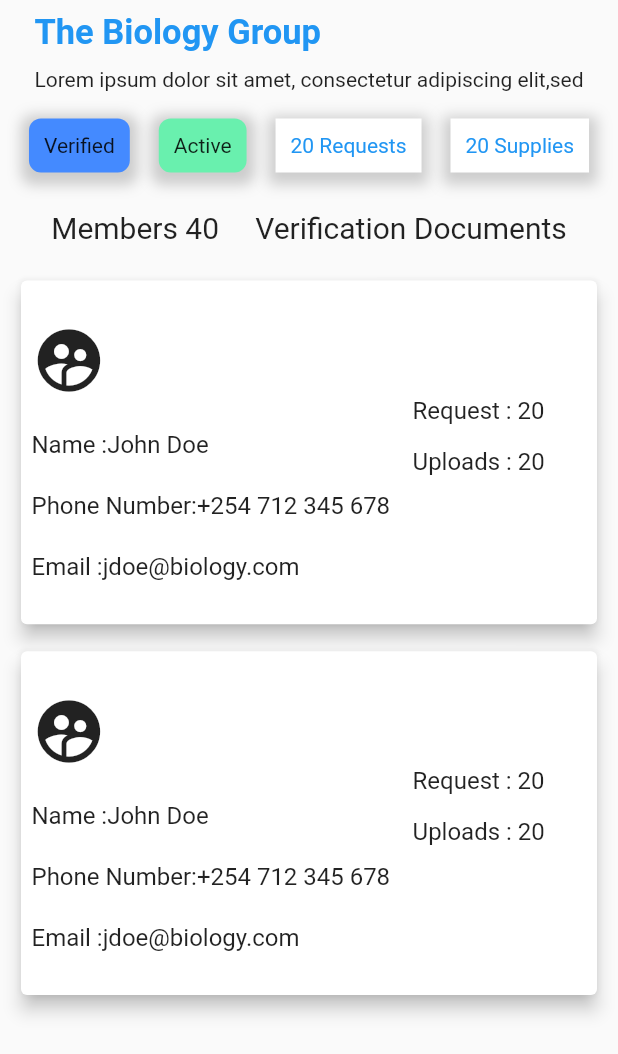
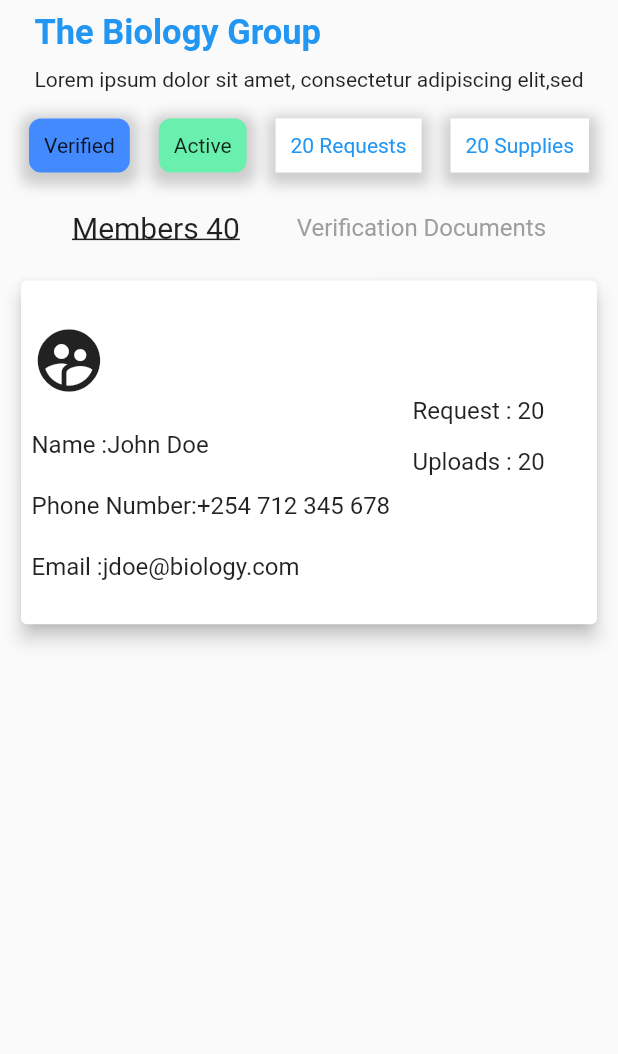
Before and after one commit to johnwanjema/Book_keepa, a Flutter app: the appBody screen opened directly, on a phone screen of 412 x 824 dp. Shown: the top 1054 px of the screen. Run offline on Flutter 3.47's test engine with Material 2 defaults, Android fonts, the phone set to English and light mode, and no system bars.

Commit message:
change layout for team details

```diff
--- a/lib/screens/teamDetails.dart
+++ b/lib/screens/teamDetails.dart
@@ -12,12 +12,13 @@ class TeamDetails extends StatelessWidget {
           Row(
             children: <Widget>[
               InkWell(
-                onTap:(){
+                onTap: () {
                   showSearch(context: context, delegate: Search());
-                } ,
-                child: Text('Search',style: TextStyle(
-                  fontSize: 23
-                ),),
+                },
+                child: Text(
+                  'Search',
+                  style: TextStyle(fontSize: 23),
+                ),
               ),
               IconButton(
                 onPressed: () {
@@ -128,9 +129,10 @@ class Search extends SearchDelegate {
   Widget buildSuggestions(BuildContext context) {
     return Container(
       child: Center(
-        child: Text('Search User Details',style: TextStyle(
-          fontSize: 23
-        ),),
+        child: Text(
+          'Search User Details',
+          style: TextStyle(fontSize: 23),
+        ),
       ),
     );
   }
@@ -146,10 +148,6 @@ class _appBodyState extends State<appBody> {
   Widget build(BuildContext context) {
     return Scaffold(
       body: Stack(
-        children: <Widget>[
-          Container(
-            // padding: EdgeInsets.all(8),
-            child: Row(
         children: <Widget>[
           Column(
             children: <Widget>[
@@ -194,8 +192,7 @@ class _appBodyState extends State<appBody> {
                             color: Colors.grey.withOpacity(0.5),
                             spreadRadius: 5,
                             blurRadius: 7,
-                                  offset: Offset(
-                                      0, 3), // changes position of shadow
+                            offset: Offset(0, 3), // changes position of shadow
                           ),
                         ],
                         borderRadius: BorderRadius.circular(8),
@@ -211,8 +208,7 @@ class _appBodyState extends State<appBody> {
                             color: Colors.grey.withOpacity(0.5),
                             spreadRadius: 5,
                             blurRadius: 7,
-                                  offset: Offset(
-                                      0, 3), // changes position of shadow
+                            offset: Offset(0, 3), // changes position of shadow
                           ),
                         ],
                         borderRadius: BorderRadius.circular(8),
@@ -228,8 +224,7 @@ class _appBodyState extends State<appBody> {
                             color: Colors.grey.withOpacity(0.5),
                             spreadRadius: 5,
                             blurRadius: 7,
-                                  offset: Offset(
-                                      0, 3), // changes position of shadow
+                            offset: Offset(0, 3), // changes position of shadow
                           ),
                         ],
                       ),
@@ -246,8 +241,7 @@ class _appBodyState extends State<appBody> {
                             color: Colors.grey.withOpacity(0.5),
                             spreadRadius: 5,
                             blurRadius: 7,
-                                  offset: Offset(
-                                      0, 3), // changes position of shadow
+                            offset: Offset(0, 3), // changes position of shadow
                           ),
                         ],
                       ),
@@ -272,107 +266,28 @@ class _appBodyState extends State<appBody> {
                   children: <Widget>[
                     Text(
                       'Members 40',
-                            style: TextStyle(fontSize: 20),
+                      style: TextStyle(fontSize: 20,
+                        decoration: TextDecoration.underline,
+                      ),
                     ),
                     Text(
                       'Verification Documents',
-                            style: TextStyle(fontSize: 20),
+                      style: TextStyle(fontSize: 16,color: Colors.grey),
                     ),
                   ],
                 ),
               ),
-                    Column(
+              Expanded(
+                child: SingleChildScrollView(
+                  child: ConstrainedBox(
+                    constraints: BoxConstraints(
+                      minWidth: MediaQuery.of(context).size.width,
+                    ),
+                    child: Wrap(
+                      alignment: WrapAlignment.center,
+                      runSpacing: 20.0, // distance between rows
+                      spacing: 30.0, // distance between chips
                       children: <Widget>[
-                        Container(
-                          padding: EdgeInsets.fromLTRB(10, 10, 10, 0),
-                          height: MediaQuery.of(context).size.height * .3,
-                          width: MediaQuery.of(context).size.width,
-                          child: Card(
-                            elevation: 5,
-                            child: Padding(
-                              padding: EdgeInsets.all(7),
-                              child: Stack(children: <Widget>[
-                                Row(
-                                  children: <Widget>[
-                                    Column(
-                                      mainAxisAlignment:
-                                          MainAxisAlignment.spaceEvenly,
-                                      crossAxisAlignment:
-                                          CrossAxisAlignment.start,
-                                      children: <Widget>[
-                                        Icon(
-                                          Icons.supervised_user_circle,
-                                          size: 50,
-                                        ),
-                                        Row(
-                                          children: <Widget>[
-                                            Text(
-                                              'Name :',
-                                              style: TextStyle(fontSize: 16),
-                                            ),
-                                            Text(
-                                              'John Doe',
-                                              style: TextStyle(fontSize: 16),
-                                            ),
-                                          ],
-                                        ),
-                                        Row(
-                                          children: <Widget>[
-                                            Text(
-                                              'Phone Number:',
-                                              style: TextStyle(fontSize: 16),
-                                            ),
-                                            Text(
-                                              '+254 712 345 678',
-                                              style: TextStyle(fontSize: 16),
-                                            ),
-                                          ],
-                                        ),
-                                        Row(
-                                          children: <Widget>[
-                                            Text(
-                                              'Email :',
-                                              style: TextStyle(fontSize: 16),
-                                            ),
-                                            Text(
-                                              'jdoe@biology.com',
-                                              style: TextStyle(fontSize: 16),
-                                            ),
-                                          ],
-                                        ),
-                                      ],
-                                    ),
-                                    SizedBox(
-                                      width: 15,
-                                    ),
-                                    Padding(
-                                      padding: const EdgeInsets.only(top: 70),
-                                      child: Column(
-                                        mainAxisAlignment:
-                                            MainAxisAlignment.start,
-                                        crossAxisAlignment:
-                                            CrossAxisAlignment.start,
-                                        children: <Widget>[
-                                          Text(
-                                            'Request : 20',
-                                            style: TextStyle(fontSize: 16),
-                                          ),
-                                          SizedBox(
-                                            height: 15,
-                                          ),
-                                          Text(
-                                            'Uploads : 20',
-                                            style: TextStyle(fontSize: 16),
-                                          ),
-                                        ],
-                                      ),
-                                    )
-                                  ],
-                                ),
-                              ]),
-                            ),
-                          ),
-                        ),
                         Container(
                           padding: EdgeInsets.fromLTRB(10, 10, 10, 0),
                           height: MediaQuery.of(context).size.height * .3,
@@ -465,10 +380,13 @@ class _appBodyState extends State<appBody> {
                         ),
                       ],
                     ),
+                  ),
+                ),
+              ),
+              // SingleChildScrollView(
+              //   child
+              // ),
             ],
-                ),
-              ],
-            ),
           ),
         ],
       ),
```
Lines whose indentation alone changed are shown as unchanged.
